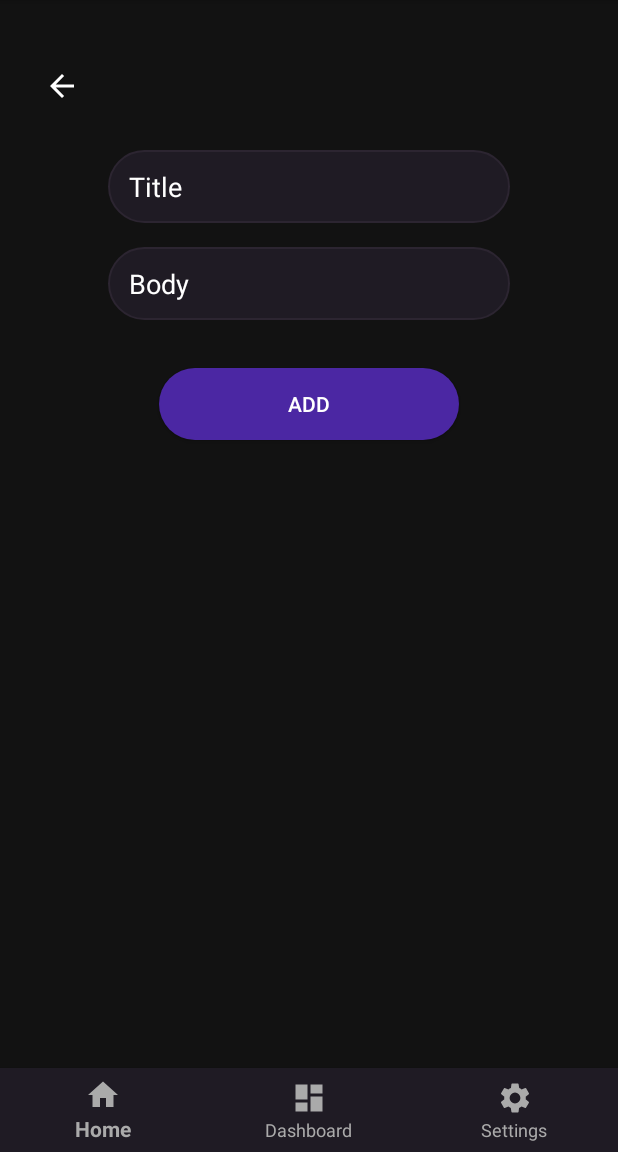
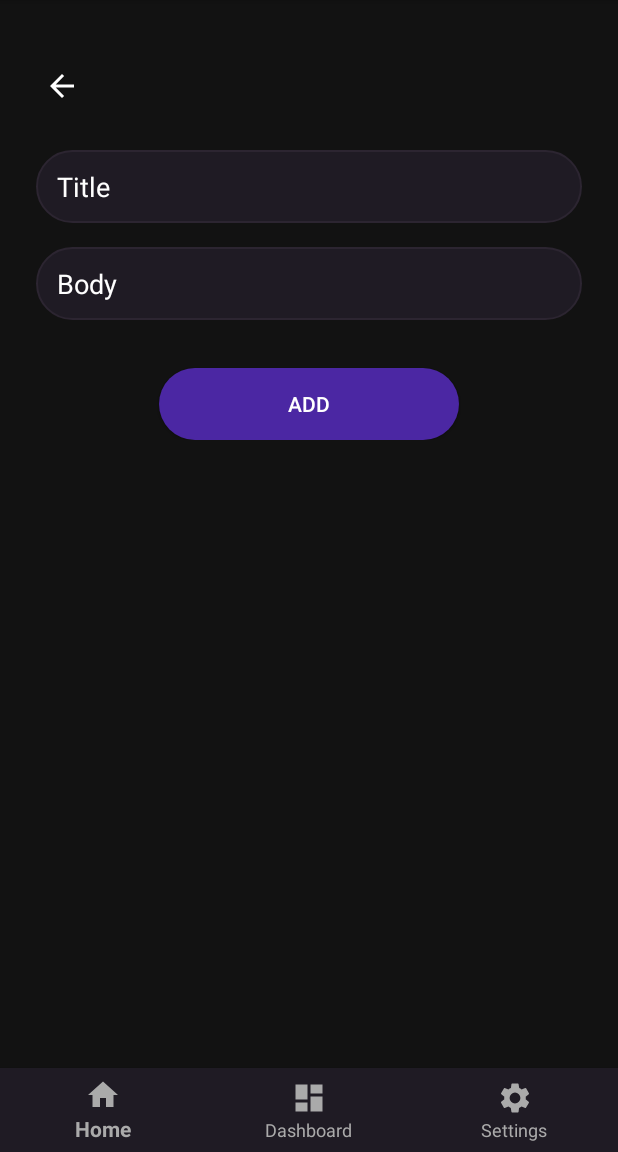
Before and after one commit to SaurabhDRao/Chronicler, an Android app: the screen it shows after launch (MainActivity), after a tap on an icon or button, on a phone screen of 412 x 824 dp, the part 84-1236 px from its top. Run offline under Robolectric (Android 15) with nearby library versions, the phone set to English and light mode, and no system bars; our stand-ins replace Room's generated code.

Commit message:
entries can be displayed

```diff
--- /dev/null
+++ b/app/src/main/java/com/example/myapplication/Adapters/JournalEntryAdapter.java
@@ -0,0 +1,83 @@
+package com.example.myapplication.Adapters;
+
+import android.content.Context;
+import android.support.annotation.NonNull;
+import android.support.v7.widget.RecyclerView;
+import android.util.Log;
+import android.view.LayoutInflater;
+import android.view.View;
+import android.view.ViewGroup;
+import android.widget.ImageButton;
+import android.widget.TextView;
+
+import com.example.myapplication.Database.JournalEntry;
+import com.example.myapplication.R;
+
+import java.text.SimpleDateFormat;
+import java.util.Calendar;
+import java.util.Date;
+import java.util.List;
+
+public class JournalEntryAdapter extends RecyclerView.Adapter<JournalEntryAdapter.JournalViewHolder> {
+
+    private Context myContext;
+    private List<JournalEntry> myEntry;
+
+    public JournalEntryAdapter(Context myContext, List<JournalEntry> myEntry) {
+        this.myContext = myContext;
+        this.myEntry = myEntry;
+    }
+
+    @NonNull
+    @Override
+    public JournalViewHolder onCreateViewHolder(@NonNull ViewGroup parent, int viewType) {
+        View row = LayoutInflater.from(myContext).inflate(R.layout.row_journal_entry, parent, false);
+
+        return new JournalViewHolder(row);
+    }
+
+    @Override
+    public void onBindViewHolder(@NonNull JournalViewHolder holder, int position) {
+
+        String str = myEntry.get(position).getDateTime();
+        String dateTime[] = str.split(" ");
+        String[] yearMonthDate = dateTime[0].split("/");
+
+        String[] monthList = { "Jan", "Feb", "Mar", "Apr", "May", "Jun", "Jul", "Aug", "Sep", "Oct", "Nov", "Dec" };
+
+        System.out.println(yearMonthDate[0] + yearMonthDate[1] + yearMonthDate[2]);
+        holder.monthAndDateTv.setText(monthList[Integer.parseInt(yearMonthDate[1]) - 1] + " " + yearMonthDate[0]);
+        holder.yearTv.setText(yearMonthDate[2]);
+        holder.titleTv.setText(myEntry.get(position).getTitle());
+        String bodyStr = myEntry.get(position).getBody();
+        int l = bodyStr.length();
+        String res = "";
+        if(l > 50)
+            res = bodyStr.substring(0, 51) + "...";
+        else
+            res = bodyStr.substring(0, l);
+        holder.bodyTv.setText(res);
+
+    }
+
+    @Override
+    public int getItemCount() {
+        return myEntry.size();
+    }
+
+    public class JournalViewHolder extends RecyclerView.ViewHolder {
+
+        TextView monthAndDateTv, yearTv, titleTv, bodyTv;
+        ImageButton deleteBtn;
+
+        public JournalViewHolder(View itemView) {
+            super(itemView);
+
+            monthAndDateTv = itemView.findViewById(R.id.je_month_and_date);
+            yearTv = itemView.findViewById(R.id.je_year);
+            titleTv = itemView.findViewById(R.id.je_title);
+            bodyTv = itemView.findViewById(R.id.je_body);
+            deleteBtn = itemView.findViewById(R.id.je_delete_btn);
+        }
+    }
+}
--- a/app/src/main/java/com/example/myapplication/AddEntryFragment.java
+++ b/app/src/main/java/com/example/myapplication/AddEntryFragment.java
@@ -41,7 +41,9 @@ public class AddEntryFragment extends Fragment {
                 jEntry.setId(MainActivity.myDatabase.journalDao().getMaxId() + 1);
                 jEntry.setTitle(titleInput.getText().toString());
                 jEntry.setBody(bodyInput.getText().toString());
-                jEntry.setDateTime(new SimpleDateFormat("yyyy-mm-dd hh:mm:ss").format(new Date()));
+                SimpleDateFormat formatter = new SimpleDateFormat("dd/MM/yyyy HH:mm:ss");
+                Date date = new Date();
+                jEntry.setDateTime(formatter.format(date));
 
                 MainActivity.myDatabase.journalDao().addEntry(jEntry);
 
@@ -49,6 +51,8 @@ public class AddEntryFragment extends Fragment {
 
                 titleInput.setText("");
                 bodyInput.setText("");
+
+                getFragmentManager().beginTransaction().replace(R.id.fragment_container, new HomeFragment()).commit();
 
             }
         });
--- a/app/src/main/java/com/example/myapplication/HomeFragment.java
+++ b/app/src/main/java/com/example/myapplication/HomeFragment.java
@@ -6,11 +6,14 @@ import android.support.annotation.Nullable;
 import android.support.design.widget.FloatingActionButton;
 import android.support.v4.app.Fragment;
 import android.support.v4.app.FragmentManager;
+import android.support.v7.widget.LinearLayoutManager;
+import android.support.v7.widget.RecyclerView;
 import android.view.LayoutInflater;
 import android.view.View;
 import android.view.ViewGroup;
 import android.widget.TextView;
 
+import com.example.myapplication.Adapters.JournalEntryAdapter;
 import com.example.myapplication.Database.JournalEntry;
 
 import java.util.List;
@@ -18,7 +21,7 @@ import java.util.List;
 
 public class HomeFragment extends Fragment {
 
-    TextView allEntriesTv;
+    RecyclerView allEntriesView;
     FloatingActionButton addEntryBtn;
 
     @Nullable
@@ -26,7 +29,7 @@ public class HomeFragment extends Fragment {
     public View onCreateView(@NonNull LayoutInflater inflater, @Nullable ViewGroup container, @Nullable Bundle savedInstanceState) {
         View fragmentView = inflater.inflate(R.layout.fragment_home, container, false);
 
-        allEntriesTv = fragmentView.findViewById(R.id.allEntries);
+        allEntriesView = fragmentView.findViewById(R.id.all_entries_recycler_view);
         addEntryBtn = fragmentView.findViewById(R.id.home_add_entry_btn);
 
         showAllEntries();
@@ -43,15 +46,12 @@ public class HomeFragment extends Fragment {
 
     private void showAllEntries() {
 
+        allEntriesView.setLayoutManager(new LinearLayoutManager(getContext()));
+
         List<JournalEntry> allEntries = MainActivity.myDatabase.journalDao().getAllJournalEntries();
 
-        String entryStr = "";
-
-        for(JournalEntry entry : allEntries) {
-            entryStr += (entry.getId() + " " + entry.getTitle() + " " + entry.getBody() + " " + entry.getDateTime() + "\n");
-        }
-
-        allEntriesTv.setText(entryStr);
+        JournalEntryAdapter entryAdapter = new JournalEntryAdapter(getContext(), allEntries);
+        allEntriesView.setAdapter(entryAdapter);
 
     }
 }
--- a/app/src/main/java/com/example/myapplication/MainActivity.java
+++ b/app/src/main/java/com/example/myapplication/MainActivity.java
@@ -10,6 +10,7 @@ import android.support.design.widget.BottomNavigationView;
 import android.support.v4.app.Fragment;
 import android.support.v7.app.AppCompatActivity;
 import android.os.Bundle;
+import android.util.Log;
 import android.view.MenuItem;
 import android.view.View;
 import android.widget.Button;
@@ -37,6 +38,8 @@ public class MainActivity extends AppCompatActivity {
 
         navView = findViewById(R.id.nav_view);
         navView.setOnNavigationItemSelectedListener(navListener);
+
+        Log.d("YO", "das");
     }
 
     private BottomNavigationView.OnNavigationItemSelectedListener navListener =
--- a/app/src/main/res/layout/fragment_add_entry.xml
+++ b/app/src/main/res/layout/fragment_add_entry.xml
@@ -1,27 +1,35 @@
 <?xml version="1.0" encoding="utf-8"?>
+<ScrollView xmlns:android="http://schemas.android.com/apk/res/android"
+    xmlns:app="http://schemas.android.com/apk/res-auto"
+    xmlns:tools="http://schemas.android.com/tools"
+    android:layout_width="match_parent"
+    android:layout_height="match_parent"
+    android:background="@color/backgroundColor"
+    tools:context=".MainActivity">
+
     <android.support.constraint.ConstraintLayout
         xmlns:android="http://schemas.android.com/apk/res/android"
         xmlns:app="http://schemas.android.com/apk/res-auto"
         xmlns:tools="http://schemas.android.com/tools"
         android:layout_width="match_parent"
         android:layout_height="match_parent"
-    android:background="@color/backgroundColor" >
+        android:paddingBottom="50dp">
 
         <EditText
             android:id="@+id/add_entry_title"
-        android:layout_width="268dp"
+            android:layout_width="match_parent"
             android:layout_height="wrap_content"
-        android:layout_marginStart="8dp"
-        android:layout_marginLeft="8dp"
+            android:layout_marginStart="24dp"
+            android:layout_marginLeft="24dp"
             android:layout_marginTop="100dp"
-        android:layout_marginEnd="8dp"
-        android:layout_marginRight="8dp"
+            android:layout_marginEnd="24dp"
+            android:layout_marginRight="24dp"
+            android:background="@drawable/edittext_style"
             android:ems="10"
+            android:hint="Title"
             android:inputType="textPersonName"
-        android:hint="Title"
+            android:textColor="#fff"
             android:textColorHint="#fff"
-        android:textColor="#fff"
-        android:background="@drawable/edittext_style"
             android:textCursorDrawable="@drawable/edittext_cursor_color"
             app:layout_constraintEnd_toEndOf="parent"
             app:layout_constraintStart_toStartOf="parent"
@@ -29,20 +37,20 @@
 
         <EditText
             android:id="@+id/add_entry_body"
-        android:layout_width="268dp"
+            android:layout_width="match_parent"
             android:layout_height="wrap_content"
-        android:layout_marginStart="8dp"
-        android:layout_marginLeft="8dp"
+            android:layout_marginStart="24dp"
+            android:layout_marginLeft="24dp"
             android:layout_marginTop="16dp"
-        android:layout_marginEnd="8dp"
-        android:layout_marginRight="8dp"
+            android:layout_marginEnd="24dp"
+            android:layout_marginRight="24dp"
+            android:background="@drawable/edittext_style"
             android:ems="10"
+            android:hint="Body"
             android:inputType="textMultiLine"
-        android:hint="Body"
             android:textColor="#fff"
             android:textColorHint="#fff"
             android:textCursorDrawable="@drawable/edittext_cursor_color"
-        android:background="@drawable/edittext_style"
             app:layout_constraintEnd_toEndOf="parent"
             app:layout_constraintStart_toStartOf="parent"
             app:layout_constraintTop_toBottomOf="@+id/add_entry_title" />
@@ -77,3 +85,4 @@
             app:srcCompat="@drawable/ic_arrow_back_black_24dp" />
 
     </android.support.constraint.ConstraintLayout>
+</ScrollView>
```
Also changed, not shown: app/src/main/res/drawable/ic_delete_black_24dp.xml (added, +9 -0 lines), app/src/main/res/layout/fragment_home.xml (+9 -6 lines), app/src/main/res/layout/row_journal_entry.xml (added, +105 -0 lines). Lines whose indentation alone changed are shown as unchanged.
